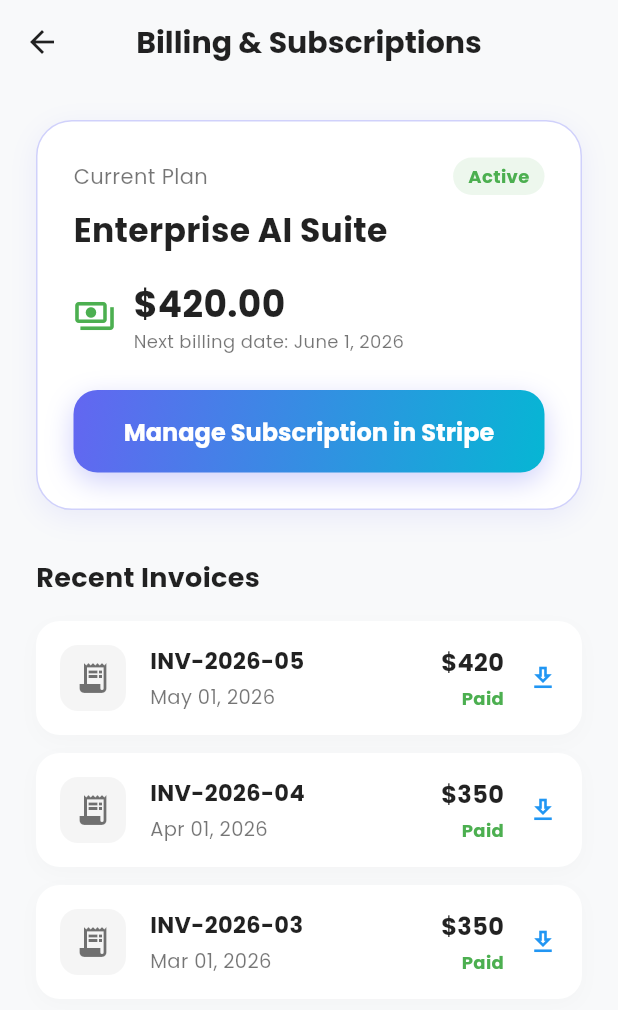
After one commit to Shahed-b22d/career_ai, a Flutter app: the BillingScreen screen opened by its route, on a phone screen of 412 x 824 dp. The commit adds this screen. Shown: the top 1010 px of the screen. Run offline on Flutter 3.47's test engine with Material 3 defaults, Android fonts, the phone set to English and light mode, and no system bars; our stand-ins replace file_picker, firebase_auth, firebase_core, flutter_local_notifications, google_fonts, google_sign_in and 2 more; missing offline and left inert: android_intent_plus; accounts and stored records are empty.

Commit message:
feat: implement core application screens including billing, dashboard, candidate matching, and job management

```diff
--- a/lib/main.dart
+++ b/lib/main.dart
@@ -14,6 +14,9 @@ import 'screens/notifications_screen.dart';
 import 'screens/ai_insights_screen.dart';
 import 'screens/candidate_profile_screen.dart';
 import 'screens/job_details_screen.dart';
+import 'screens/active_jobs_screen.dart';
+import 'screens/suggested_profiles_screen.dart';
+import 'screens/billing_screen.dart';
 import 'theme/app_theme.dart';
 import 'services/notification_service.dart';
 import 'screens/user_dashboard.dart';
@@ -68,6 +71,9 @@ class MyApp extends StatelessWidget {
         '/aiInsights': (context) => const AiInsightsScreen(),
         '/candidateProfile': (context) => const CandidateProfileScreen(),
         '/jobDetails': (context) => const JobDetailsScreen(),
+        '/activeJobs': (context) => const ActiveJobsScreen(),
+        '/suggestedProfiles': (context) => const SuggestedProfilesScreen(),
+        '/billing': (context) => const BillingScreen(),
         '/userDashboard': (context) =>  UserDashboard(),
         // 🔹 واجهة Roadmap مرتبطة ب ـ Upload CV
         '/roadmap': (context) => RoadmapScreen(),
--- /dev/null
+++ b/lib/screens/billing_screen.dart
@@ -0,0 +1,185 @@
+import 'package:flutter/material.dart';
+import '../theme/app_theme.dart';
+import '../widgets/custom_button.dart';
+
+class BillingScreen extends StatelessWidget {
+  const BillingScreen({super.key});
+
+  @override
+  Widget build(BuildContext context) {
+    return Scaffold(
+      backgroundColor: const Color(0xFFF8F9FA),
+      appBar: AppBar(
+        title: const Text(
+          "Billing & Subscriptions",
+          style: TextStyle(color: Colors.black87, fontWeight: FontWeight.bold),
+        ),
+        backgroundColor: Colors.transparent,
+        elevation: 0,
+        iconTheme: const IconThemeData(color: Colors.black87),
+      ),
+      body: SingleChildScrollView(
+        padding: const EdgeInsets.all(24),
+        child: Column(
+          crossAxisAlignment: CrossAxisAlignment.start,
+          children: [
+            _buildCurrentPlanCard(context),
+            const SizedBox(height: 32),
+            const Text(
+              "Recent Invoices",
+              style: TextStyle(fontSize: 18, fontWeight: FontWeight.bold, color: Colors.black87),
+            ),
+            const SizedBox(height: 16),
+            _buildInvoiceRow("INV-2026-05", "May 01, 2026", "\$420", true),
+            _buildInvoiceRow("INV-2026-04", "Apr 01, 2026", "\$350", true),
+            _buildInvoiceRow("INV-2026-03", "Mar 01, 2026", "\$350", true),
+          ],
+        ),
+      ),
+    );
+  }
+
+  Widget _buildCurrentPlanCard(BuildContext context) {
+    return Container(
+      padding: const EdgeInsets.all(24),
+      decoration: BoxDecoration(
+        color: Colors.white,
+        borderRadius: BorderRadius.circular(24),
+        border: Border.all(color: AppTheme.primaryColor.withOpacity(0.3)),
+        boxShadow: [
+          BoxShadow(
+            color: AppTheme.primaryColor.withOpacity(0.1),
+            blurRadius: 15,
+            offset: const Offset(0, 5),
+          ),
+        ],
+      ),
+      child: Column(
+        crossAxisAlignment: CrossAxisAlignment.start,
+        children: [
+          Row(
+            mainAxisAlignment: MainAxisAlignment.spaceBetween,
+            children: [
+              const Text(
+                "Current Plan",
+                style: TextStyle(fontSize: 14, color: Colors.black54),
+              ),
+              Container(
+                padding: const EdgeInsets.symmetric(horizontal: 10, vertical: 4),
+                decoration: BoxDecoration(
+                  color: Colors.green.withOpacity(0.1),
+                  borderRadius: BorderRadius.circular(20),
+                ),
+                child: const Text(
+                  "Active",
+                  style: TextStyle(color: Colors.green, fontSize: 12, fontWeight: FontWeight.bold),
+                ),
+              ),
+            ],
+          ),
+          const SizedBox(height: 8),
+          const Text(
+            "Enterprise AI Suite",
+            style: TextStyle(fontSize: 22, fontWeight: FontWeight.bold, color: Colors.black87),
+          ),
+          const SizedBox(height: 16),
+          Row(
+            children: [
+              const Icon(Icons.payments_outlined, color: Colors.green, size: 28),
+              const SizedBox(width: 12),
+              Column(
+                crossAxisAlignment: CrossAxisAlignment.start,
+                children: const [
+                  Text(
+                    "\$420.00",
+                    style: TextStyle(fontSize: 24, fontWeight: FontWeight.bold, color: Colors.black87),
+                  ),
+                  Text(
+                    "Next billing date: June 1, 2026",
+                    style: TextStyle(fontSize: 12, color: Colors.black54),
+                  ),
+                ],
+              ),
+            ],
+          ),
+          const SizedBox(height: 24),
+          CustomButton(
+            text: "Manage Subscription in Stripe",
+            onPressed: () {
+              ScaffoldMessenger.of(context).showSnackBar(
+                const SnackBar(content: Text("Redirecting to Stripe... (Coming soon)")),
+              );
+            },
+          ),
+        ],
+      ),
+    );
+  }
+
+  Widget _buildInvoiceRow(String id, String date, String amount, bool paid) {
+    return Container(
+      margin: const EdgeInsets.only(bottom: 12),
+      padding: const EdgeInsets.all(16),
+      decoration: BoxDecoration(
+        color: Colors.white,
+        borderRadius: BorderRadius.circular(16),
+        boxShadow: [
+          BoxShadow(
+            color: Colors.black.withOpacity(0.02),
+            blurRadius: 10,
+            offset: const Offset(0, 4),
+          ),
+        ],
+      ),
+      child: Row(
+        children: [
+          Container(
+            padding: const EdgeInsets.all(10),
+            decoration: BoxDecoration(
+              color: Colors.grey.withOpacity(0.1),
+              borderRadius: BorderRadius.circular(12),
+            ),
+            child: const Icon(Icons.receipt_long, color: Colors.black54),
+          ),
+          const SizedBox(width: 16),
+          Expanded(
+            child: Column(
+              crossAxisAlignment: CrossAxisAlignment.start,
+              children: [
+                Text(
+                  id,
+                  style: const TextStyle(fontWeight: FontWeight.bold, fontSize: 15, color: Colors.black87),
+                ),
+                const SizedBox(height: 4),
+                Text(
+                  date,
+                  style: const TextStyle(fontSize: 13, color: Colors.black54),
+                ),
+              ],
+            ),
+          ),
+          Column(
+            crossAxisAlignment: CrossAxisAlignment.end,
+            children: [
+              Text(
+                amount,
+                style: const TextStyle(fontWeight: FontWeight.bold, fontSize: 16, color: Colors.black87),
+              ),
+              const SizedBox(height: 4),
+              Text(
+                paid ? "Paid" : "Pending",
+                style: TextStyle(
+                  color: paid ? Colors.green : Colors.orange,
+                  fontSize: 12,
+                  fontWeight: FontWeight.bold,
+                ),
+              ),
+            ],
+          ),
+          const SizedBox(width: 16),
+          const Icon(Icons.download_outlined, color: Colors.blue, size: 20),
+        ],
+      ),
+    );
+  }
+}
```
Also changed, not shown: lib/screens/active_jobs_screen.dart (added, +131 -0 lines), lib/screens/company_dashboard.dart (+10 -15 lines), lib/screens/suggested_profiles_screen.dart (added, +118 -0 lines).
